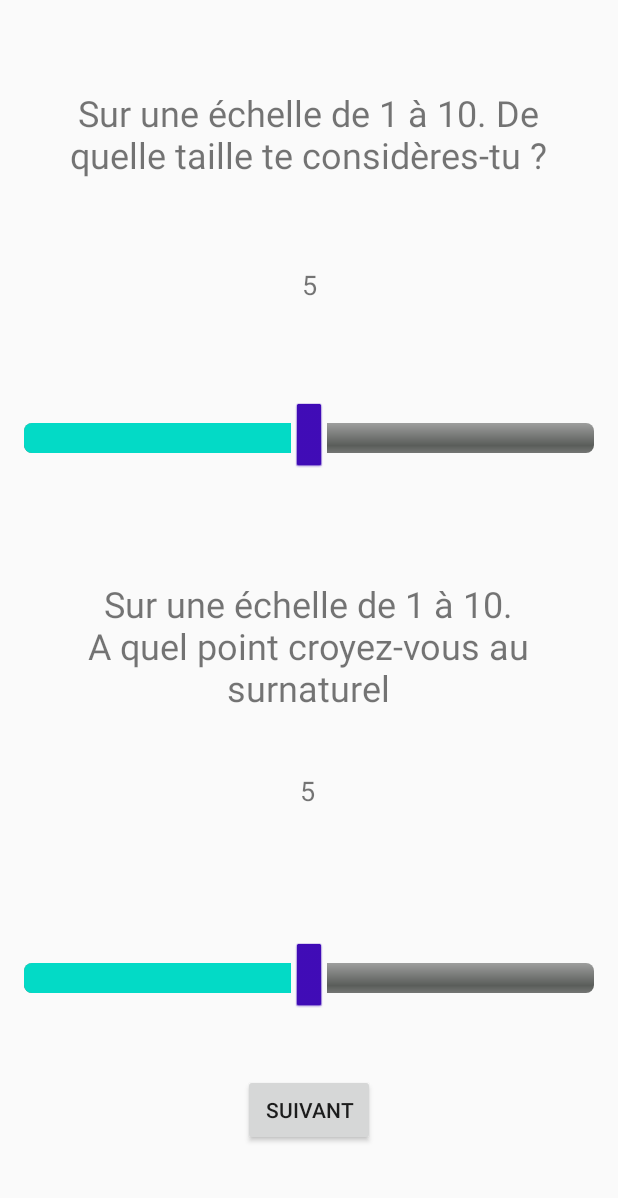
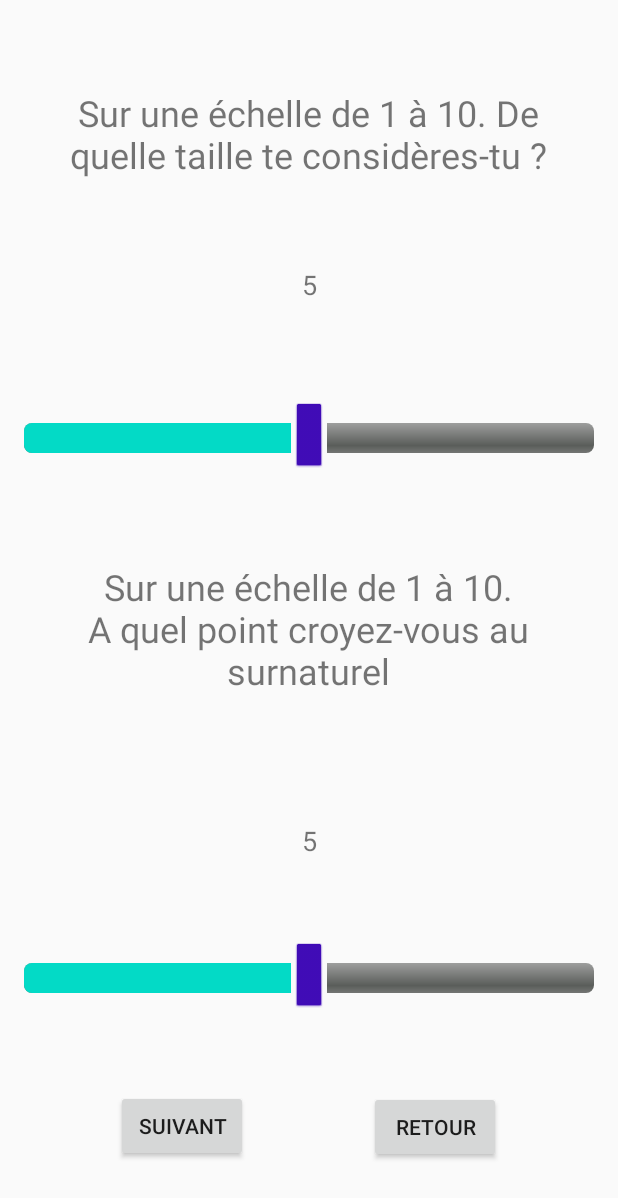
Before and after one commit to AxelDELH/ProjectAndroid, an Android app: the layout activity_question_seekbar.xml on its own in the app's theme, with its tools: preview values and no code run, on a phone screen of 412 x 824 dp. Shown: the top 1198 px of the screen. Run offline under Robolectric (Android 15) with nearby library versions, the phone set to English and light mode, and no system bars.

Commit message:
Question Seekbar suite

```diff
--- a/app/src/main/java/com/example/projectandroid/QuestionSeekbar.java
+++ b/app/src/main/java/com/example/projectandroid/QuestionSeekbar.java
@@ -3,12 +3,26 @@ package com.example.projectandroid;
 import androidx.appcompat.app.AppCompatActivity;
 
 import android.os.Bundle;
+import android.widget.Button;
+import android.widget.TextView;
 
 public class QuestionSeekbar extends AppCompatActivity {
+
+    //valeur de 1 à 10 de la 1er Seekbar
+    private TextView SeekBarValue1;
+    //valeur de 1 à 10 de la 2eme Seekbar
+    private TextView SeekBarValue2;
+    //Button Suivant
+    private Button Next;
+    //Button Retour
+    private Button Back;
 
     @Override
     protected void onCreate(Bundle savedInstanceState) {
         super.onCreate(savedInstanceState);
         setContentView(R.layout.activity_question_seekbar);
+        //Attribution des buttons
+        this.Next = findViewById(R.id.button_next_seekbar);
+        this.Back = findViewById(R.id.button_back_seekbar);
     }
 }
--- a/app/src/main/res/layout/activity_question_seekbar.xml
+++ b/app/src/main/res/layout/activity_question_seekbar.xml
@@ -14,15 +14,15 @@
         android:layout_height="55dp"
         android:layout_below="@id/seek_bar"
         android:layout_centerHorizontal="true"
-        android:text="5"
+        android:text="@string/seek_bar_value1"
         android:textAlignment="center"
         android:textSize="18sp"
-        app:layout_constraintBottom_toTopOf="@+id/button_next_seekbar"
+        app:layout_constraintBottom_toTopOf="@+id/seek_bar2"
         app:layout_constraintEnd_toEndOf="parent"
-        app:layout_constraintHorizontal_bias="0.498"
+        app:layout_constraintHorizontal_bias="0.501"
         app:layout_constraintStart_toStartOf="parent"
         app:layout_constraintTop_toBottomOf="@+id/seek_bar"
-        app:layout_constraintVertical_bias="0.576"
+        app:layout_constraintVertical_bias="0.903"
         tools:ignore="MissingConstraints" />
 
     <SeekBar
@@ -30,7 +30,7 @@
         style="@android:style/Widget.SeekBar"
         android:layout_width="match_parent"
         android:layout_height="wrap_content"
-        android:layout_below="@id/question2_seekbar"
+        android:layout_below="@id/question1_seekbar"
         android:layout_marginTop="44dp"
         android:layout_marginBottom="148dp"
         android:max="10"
@@ -42,8 +42,25 @@
         app:layout_constraintEnd_toEndOf="parent"
         app:layout_constraintHorizontal_bias="1.0"
         app:layout_constraintStart_toStartOf="parent"
-        app:layout_constraintTop_toBottomOf="@+id/question2_seekbar"
+        app:layout_constraintTop_toBottomOf="@+id/question1_seekbar"
         app:layout_constraintVertical_bias="1.0"
+        tools:ignore="MissingConstraints" />
+
+    <TextView
+        android:id="@+id/question2_seekbar"
+        android:layout_width="330dp"
+        android:layout_height="83dp"
+        android:layout_centerHorizontal="true"
+        android:layout_marginTop="24dp"
+        android:text="@string/QuestionSeekbar2"
+        android:textAlignment="center"
+        android:textSize="24sp"
+        app:layout_constraintBottom_toTopOf="@+id/seek_bar_value2"
+        app:layout_constraintEnd_toEndOf="parent"
+        app:layout_constraintHorizontal_bias="0.493"
+        app:layout_constraintStart_toStartOf="parent"
+        app:layout_constraintTop_toBottomOf="@+id/seek_bar"
+        app:layout_constraintVertical_bias="0.28"
         tools:ignore="MissingConstraints" />
 
     <TextView
@@ -51,23 +68,7 @@
         android:layout_width="330dp"
         android:layout_height="83dp"
         android:layout_centerHorizontal="true"
-        android:layout_marginTop="24dp"
-        android:text="Sur une échelle de 1 à 10. A quel point croyez-vous au surnaturel"
-        android:textAlignment="center"
-        android:textSize="24sp"
-        app:layout_constraintBottom_toTopOf="@+id/seek_bar_value2"
-        app:layout_constraintEnd_toEndOf="parent"
-        app:layout_constraintHorizontal_bias="0.493"
-        app:layout_constraintStart_toStartOf="parent"
-        app:layout_constraintTop_toBottomOf="@+id/seek_bar"
-        tools:ignore="MissingConstraints" />
-
-    <TextView
-        android:id="@+id/question2_seekbar"
-        android:layout_width="330dp"
-        android:layout_height="83dp"
-        android:layout_centerHorizontal="true"
-        android:text="Sur une échelle de 1 à 10. De quelle taille te considères-tu ?"
+        android:text="@string/QuestionSeekbar1"
         android:textAlignment="center"
         android:textSize="24sp"
         app:layout_constraintBottom_toTopOf="@+id/seek_bar"
@@ -110,24 +111,38 @@
         android:layout_height="55dp"
         android:layout_below="@id/seek_bar"
         android:layout_centerHorizontal="true"
-        android:text="5"
+        android:text="@string/seek_bar_value1"
         android:textAlignment="center"
         android:textSize="18sp"
         app:layout_constraintBottom_toTopOf="@+id/seek_bar"
         app:layout_constraintEnd_toEndOf="parent"
         app:layout_constraintStart_toStartOf="parent"
-        app:layout_constraintTop_toBottomOf="@+id/question2_seekbar"
+        app:layout_constraintTop_toBottomOf="@+id/question1_seekbar"
         tools:ignore="MissingConstraints" />
 
     <Button
         android:id="@+id/button_next_seekbar"
         android:layout_width="wrap_content"
         android:layout_height="wrap_content"
-        android:text="Suivant"
+        android:layout_marginEnd="4dp"
+        android:layout_marginBottom="48dp"
+        android:text="@string/ButtonNextSeekbar"
+        app:layout_constraintBottom_toBottomOf="parent"
+        app:layout_constraintEnd_toStartOf="@+id/button_back_seekbar"
+        app:layout_constraintStart_toStartOf="parent"
+        app:layout_constraintTop_toBottomOf="@+id/seek_bar2"
+        app:layout_constraintVertical_bias="0.98" />
+
+    <Button
+        android:id="@+id/button_back_seekbar"
+        android:layout_width="wrap_content"
+        android:layout_height="wrap_content"
+        android:text="@string/ButtonBackSeekbar"
         app:layout_constraintBottom_toBottomOf="parent"
         app:layout_constraintEnd_toEndOf="parent"
+        app:layout_constraintHorizontal_bias="0.759"
         app:layout_constraintStart_toStartOf="parent"
-        app:layout_constraintTop_toBottomOf="@+id/seek_bar"
-        app:layout_constraintVertical_bias="0.87" />
+        app:layout_constraintTop_toBottomOf="@+id/seek_bar2"
+        app:layout_constraintVertical_bias="0.51" />
 
 </androidx.constraintlayout.widget.ConstraintLayout>
--- a/app/src/main/res/values/strings.xml
+++ b/app/src/main/res/values/strings.xml
@@ -30,4 +30,12 @@
     <string name="Img_ville">vil</string>
     <string name="Img_campagne">camp</string>
     <string name="Img_nature">natu</string>
+
+    <!-- QuestionSeekbar -->
+    <string name="QuestionSeekbar1">Sur une échelle de 1 à 10. De quelle taille te considères-tu ?</string>
+    <string name="seek_bar_value1">5</string>
+    <string name="QuestionSeekbar2">Sur une échelle de 1 à 10. A quel point croyez-vous au surnaturel</string>
+    <string name="seek_bar_value2">5</string>
+    <string name="ButtonNextSeekbar">Suivant</string>
+    <string name="ButtonBackSeekbar">Retour</string>
 </resources>
```
